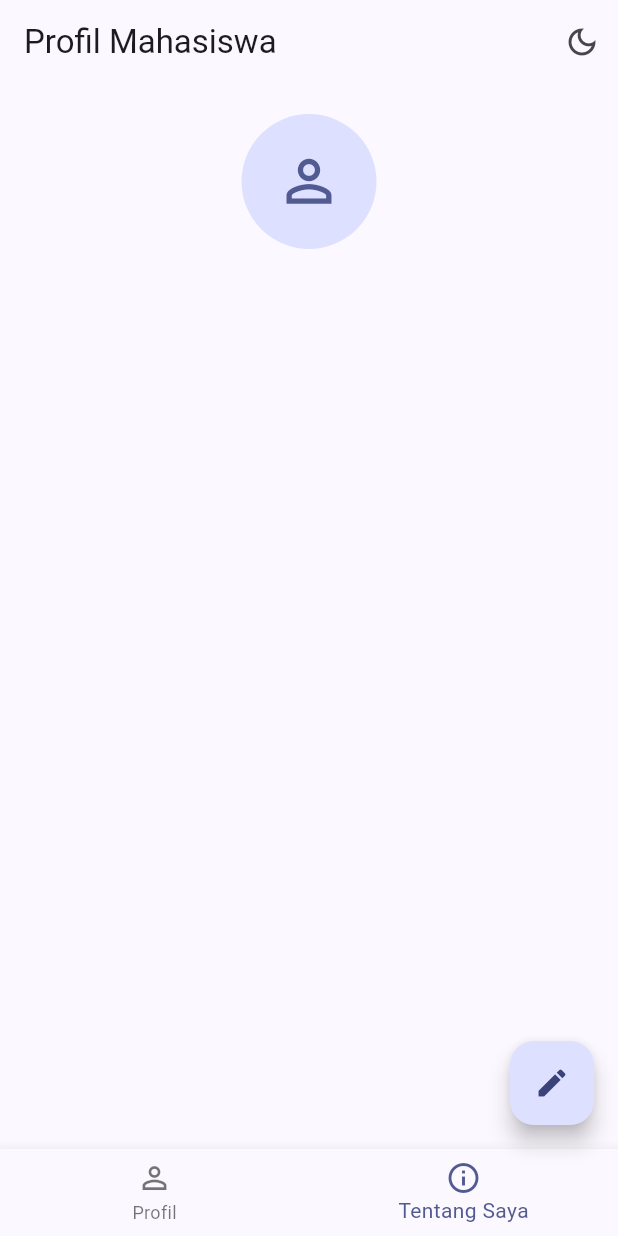
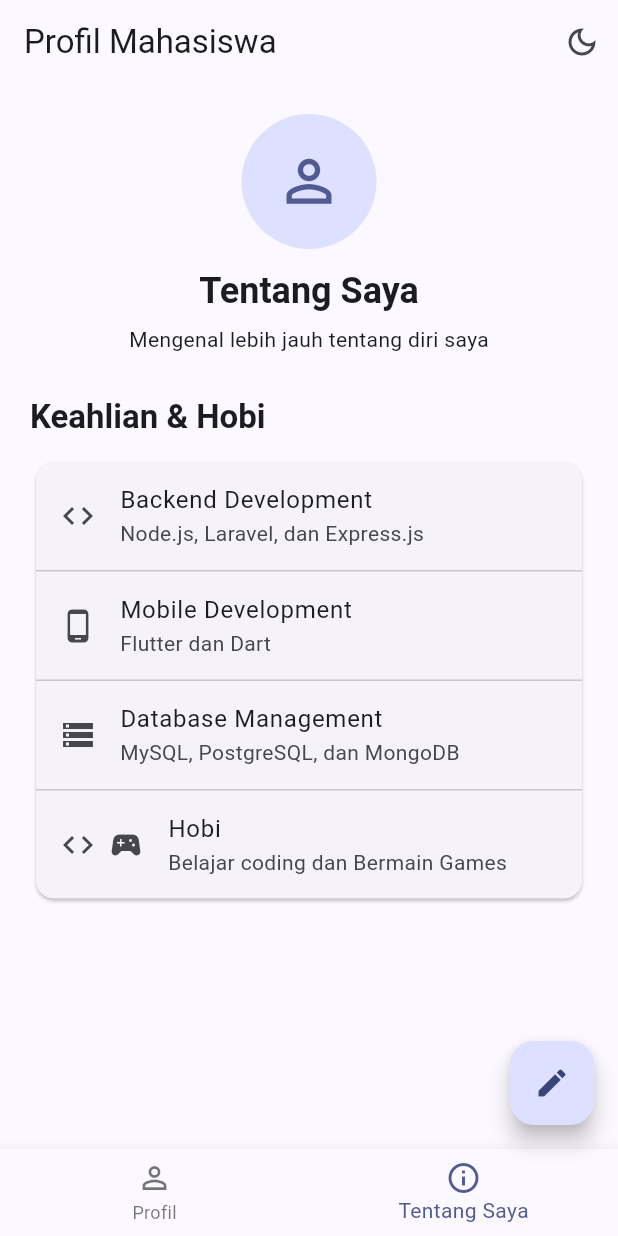
Before and after one commit to voltakits725/uts_pml_1124160165, a Flutter app: the ProfilePage screen opened directly with empty values, item 2 of the bottom bar chosen, on a phone screen of 412 x 824 dp. Run offline on Flutter 3.47's test engine with Material 3 defaults, Android fonts, the phone set to English and light mode, and no system bars.

Commit message:
feat: menambahkan bagian keahlian dan hobi

```diff
--- a/soal2_profil_app/lib/screens/about_page.dart
+++ b/soal2_profil_app/lib/screens/about_page.dart
@@ -1,3 +1,4 @@
+
 import 'package:flutter/material.dart';
 
 class AboutPage extends StatelessWidget {
@@ -8,14 +9,85 @@ class AboutPage extends StatelessWidget {
     return ListView(
       padding: const EdgeInsets.all(20),
       children: [
+        // Header
         Center(
           child: Column(
             children: [
               CircleAvatar(
                 radius: 45,
-                backgroundColor: Theme.of(context).colorScheme.primaryContainer,
-                child: Icon(Icons.person_outline, size: 45, color: Theme.of(context).colorScheme.primary,),
-              )
+                backgroundColor:
+                    Theme.of(context).colorScheme.primaryContainer,
+                child: Icon(
+                  Icons.person_outline,
+                  size: 45,
+                  color: Theme.of(context).colorScheme.primary,
+                ),
+              ),
+
+              const SizedBox(height: 12),
+
+              Text(
+                'Tentang Saya',
+                style: Theme.of(context).textTheme.headlineSmall?.copyWith(
+                      fontWeight: FontWeight.bold,
+                    ),
+              ),
+
+              const SizedBox(height: 6),
+
+              Text(
+                'Mengenal lebih jauh tentang diri saya',
+                style: Theme.of(context).textTheme.bodyMedium,
+              ),
+            ],
+          ),
+        ),
+
+        const SizedBox(height: 28),
+
+        Text(
+          'Keahlian & Hobi',
+          style: Theme.of(context).textTheme.titleLarge?.copyWith(
+            fontWeight: FontWeight.bold,
+          ),
+        ),
+
+        const SizedBox(height: 12),
+
+        Card(
+          child: Column(
+            children: [
+              const ListTile(
+                leading: Icon(Icons.code),
+                title: Text('Backend Development'),
+                subtitle: Text('Node.js, Laravel, dan Express.js'),
+              ),
+              Divider(height: 1),
+              ListTile(
+                leading: Icon(Icons.phone_android),
+                title: Text('Mobile Development'),
+                subtitle: Text('Flutter dan Dart'),
+              ),
+              Divider(height: 1),
+              ListTile(
+                leading: Icon(Icons.storage),
+                title: Text('Database Management'),
+                subtitle: Text('MySQL, PostgreSQL, dan MongoDB'),
+              ),
+              Divider(height: 1,),
+              ListTile(
+                leading: const Row(
+                    mainAxisSize: MainAxisSize.min,
+                  children: [
+                    Icon(Icons.code),
+                    SizedBox(width: 8,),
+                    Icon(Icons.sports_esports),
+                  ],
+                ),
+                title: const Text('Hobi'),
+                subtitle: const Text('Belajar coding dan Bermain Games'),
+              ),
+
             ],
           ),
         )
```
